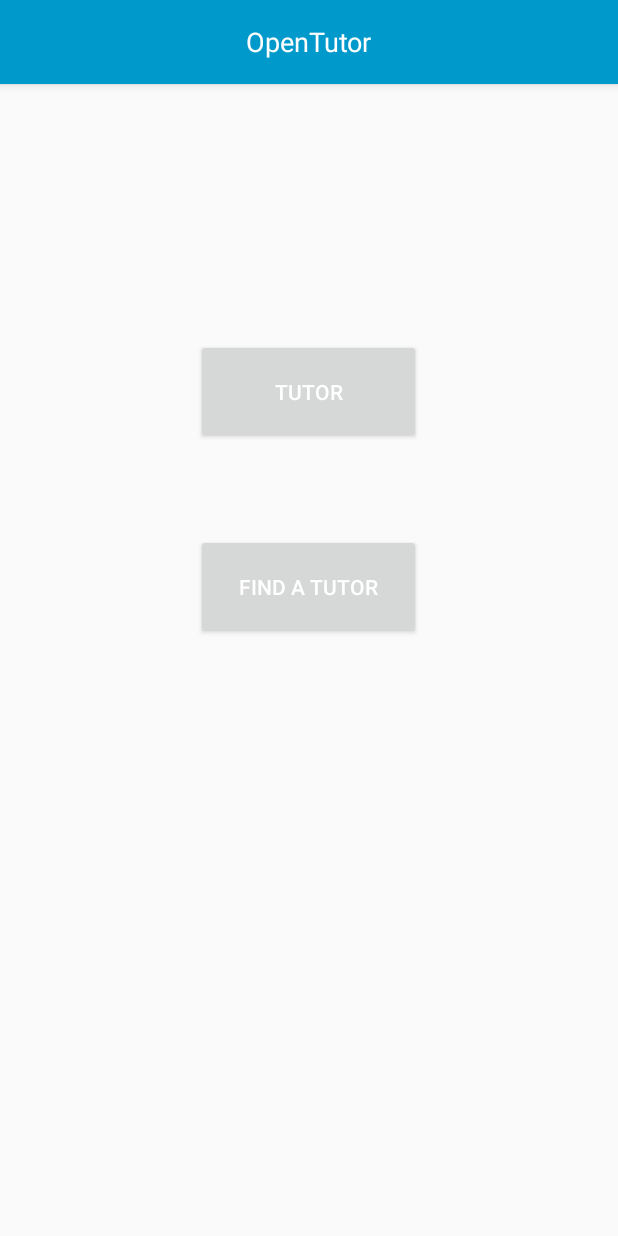
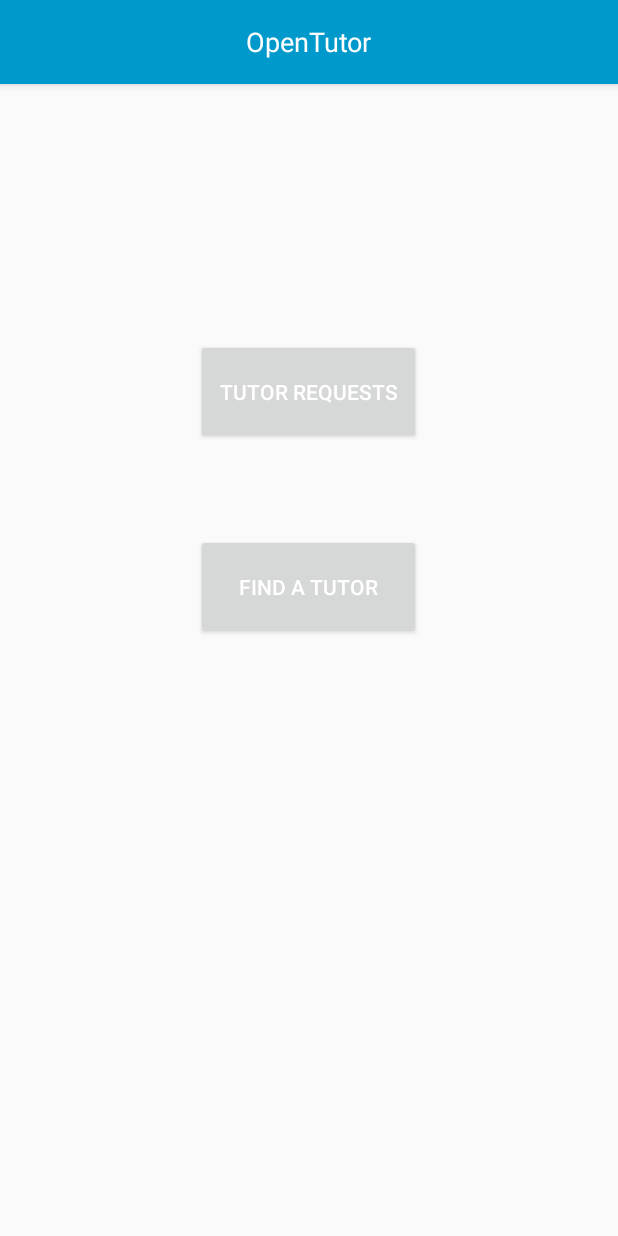
Before and after one commit to sushant10/OpenTutor, an Android app: the MainActivity screen opened directly, with no data from a screen before it, on a phone screen of 412 x 824 dp. Run offline under Robolectric (Android 15) with nearby library versions, the phone set to English and light mode, and no system bars; libraries missing offline, so code that uses them is left out: info.hoang8f.widget; plain views replace FButton; 4 statements that could not run were skipped.

Commit message:
Change button name

```diff
--- a/app/src/main/res/layout/activity_main.xml
+++ b/app/src/main/res/layout/activity_main.xml
@@ -13,7 +13,7 @@
         android:layout_centerHorizontal="true"
         android:layout_marginTop="170dp"
         android:shadowColor="@color/colorShadow"
-        android:text="Tutor"
+        android:text="Tutor Requests"
         android:textColor="#ffffff"/>
 
         <info.hoang8f.widget.FButton
```
